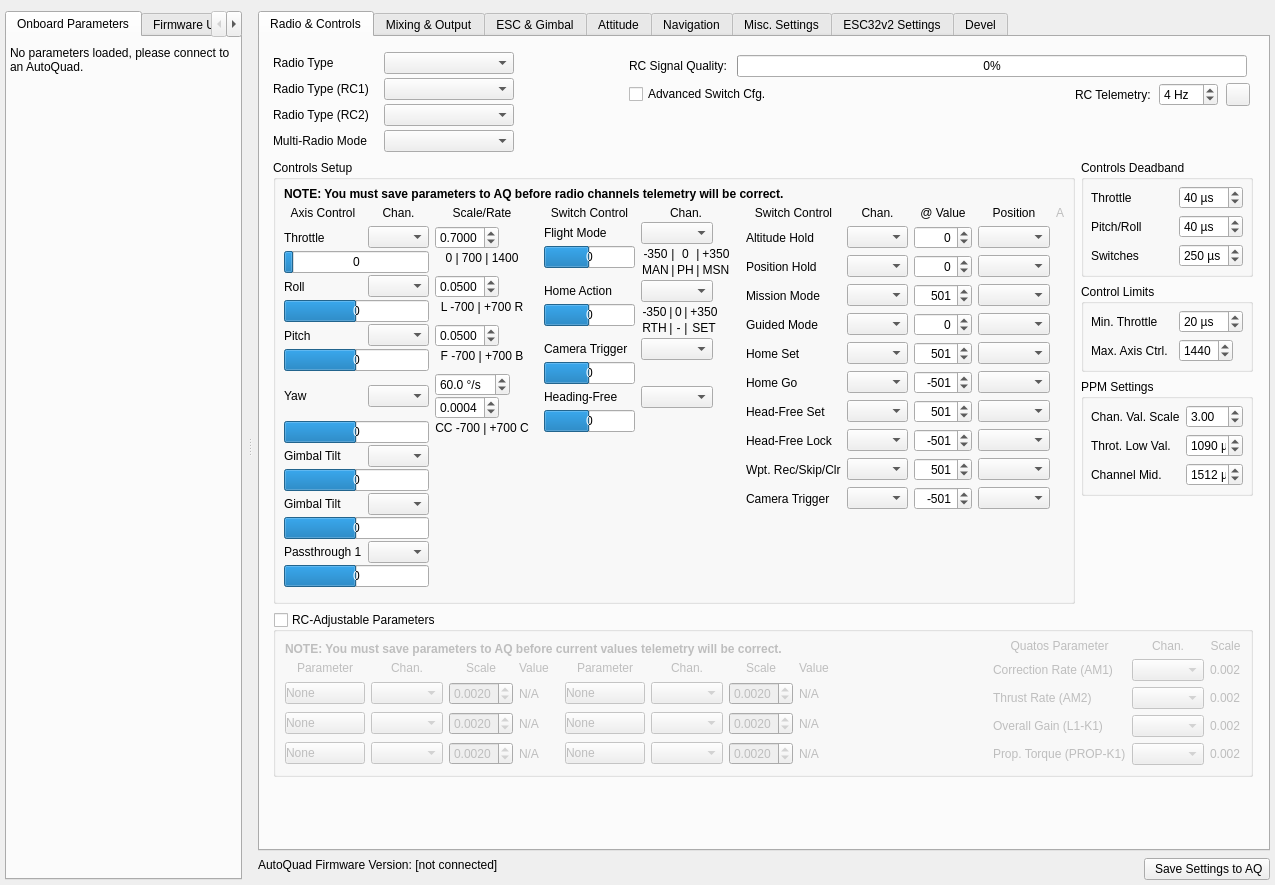
The window that src/ui/qgcautoquad.ui (mpaperno/qgroundcontrol_aq) describes before a commit, drawn with Qt 5.
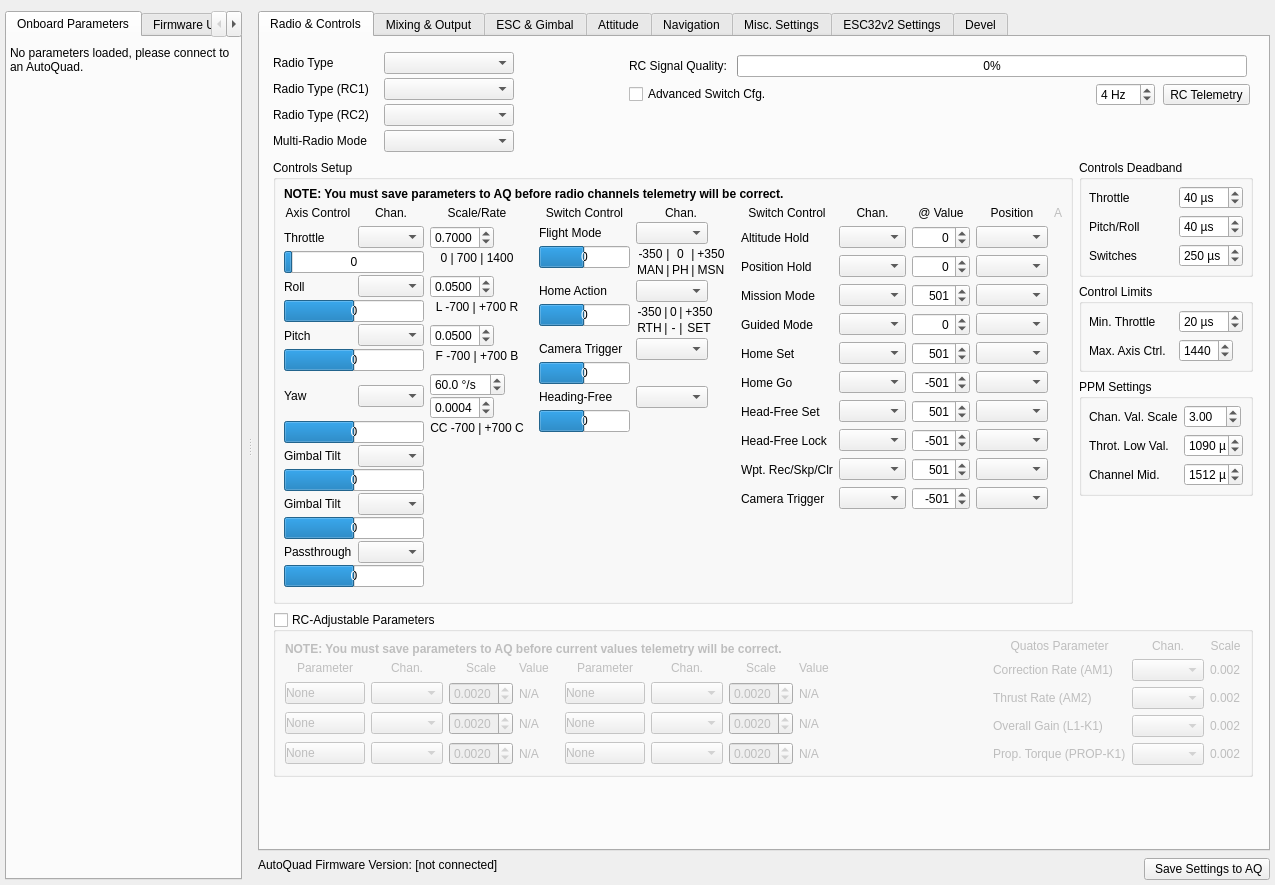
The same window after the commit. Icons and pictures are not drawn.

Commit message: Misc: Change tab order of comm settings dialog to make Connect button default; Make 2nd row for data set selections in diagnostic telemetry view; Make RC telemetry controls more compact, hide frequency selector.

What changed in the file:
```diff
--- a/src/ui/qgcautoquad.ui
+++ b/src/ui/qgcautoquad.ui
@@ -835,7 +835,7 @@
                      <item row="9" column="0">
                       <widget class="QLabel" name="label_NAV_CTRL_WP_REC">
                        <property name="text">
-                        <string>Wpt. Rec/Skip/Clr</string>
+                        <string>Wpt. Rec/Skp/Clr</string>
                        </property>
                       </widget>
                      </item>
@@ -2020,7 +2020,7 @@
                      <item row="14" column="0" colspan="2">
                       <widget class="QLabel" name="label_GMBL_PSTHR_CHAN">
                        <property name="text">
-                        <string>Passthrough 1</string>
+                        <string>Passthrough</string>
                        </property>
                       </widget>
                      </item>
@@ -2813,19 +2813,6 @@
                        </property>
                       </spacer>
                      </item>
-                     <item>
-                      <widget class="QLabel" name="label_12">
-                       <property name="sizePolicy">
-                        <sizepolicy hsizetype="Fixed" vsizetype="Preferred">
-                         <horstretch>0</horstretch>
-                         <verstretch>0</verstretch>
-                        </sizepolicy>
-                       </property>
-                       <property name="text">
-                        <string>RC Telemetry:</string>
-                       </property>
-                      </widget>
-                     </item>
                      <item>
                       <widget class="QSpinBox" name="spinBox_rcGraphRefreshFreq">
                        <property name="sizePolicy">
@@ -2860,7 +2847,7 @@
                         <string>&lt;html&gt;&lt;head/&gt;&lt;body&gt;&lt;p&gt;Toggle radio channel value updates on/off.  Use this to enable the channel monitor indicator next to each control and switch configuration (bar graph or active indicator).&lt;/p&gt;&lt;/body&gt;&lt;/html&gt;</string>
                        </property>
                        <property name="text">
-                        <string/>
+                        <string>RC Telemetry</string>
                        </property>
                        <property name="icon">
                         <iconset resource="../../qgroundcontrol.qrc">
@@ -2872,14 +2859,20 @@
                          <selectedoff>:/files/images/actions/media-playback-start.svg</selectedoff>
                          <selectedon>:/files/images/actions/media-playback-stop.svg</selectedon>:/files/images/actions/media-playback-start.svg</iconset>
                        </property>
+                       <property name="iconSize">
+                        <size>
+                         <width>14</width>
+                         <height>14</height>
+                        </size>
+                       </property>
                        <property name="checkable">
                         <bool>true</bool>
                        </property>
                        <property name="checked">
                         <bool>false</bool>
                        </property>
-                       <property name="autoRaise">
-                        <bool>false</bool>
+                       <property name="toolButtonStyle">
+                        <enum>Qt::ToolButtonTextBesideIcon</enum>
                        </property>
                       </widget>
                      </item>
```
Left out of the diff: 12 changed lines with no effect on the pictures. The commit also changes 3 other files.
